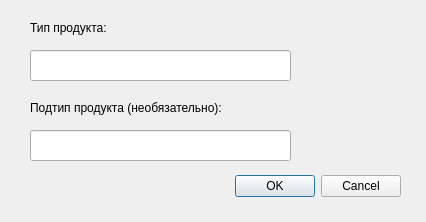
This is adddoubledialog.ui in TheSirBIG/chequebase as Qt 5 draws it before an edit. The edited form follows.
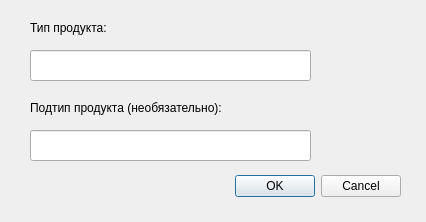
This is the edited form.

Patch:
```diff
--- a/adddoubledialog.ui
+++ b/adddoubledialog.ui
@@ -47,7 +47,7 @@
     <rect>
      <x>30</x>
      <y>50</y>
-     <width>261</width>
+     <width>281</width>
      <height>31</height>
     </rect>
    </property>
@@ -57,7 +57,7 @@
     <rect>
      <x>30</x>
      <y>130</y>
-     <width>261</width>
+     <width>281</width>
      <height>31</height>
     </rect>
    </property>
```
